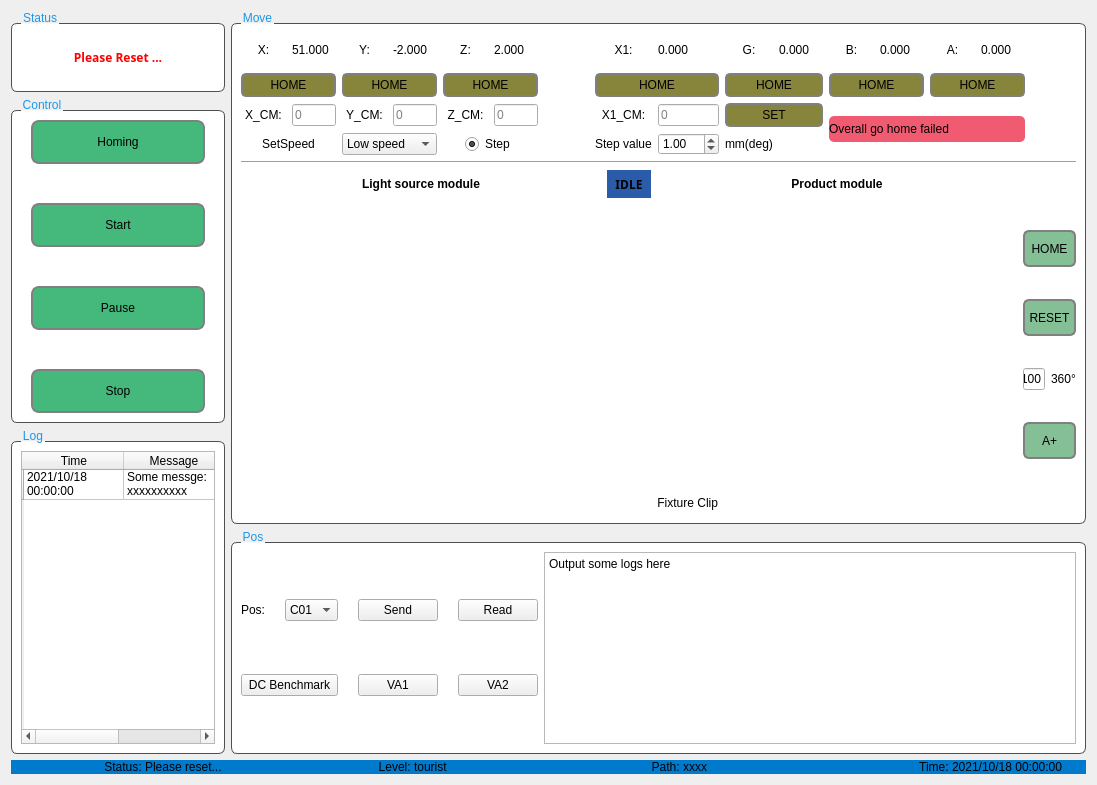
First picture: the form in NewProject_C01_C06/UI/MotorDialog.ui, repository TrellixVulnTeam/AutomatedTesting_AYLN, before the edit.
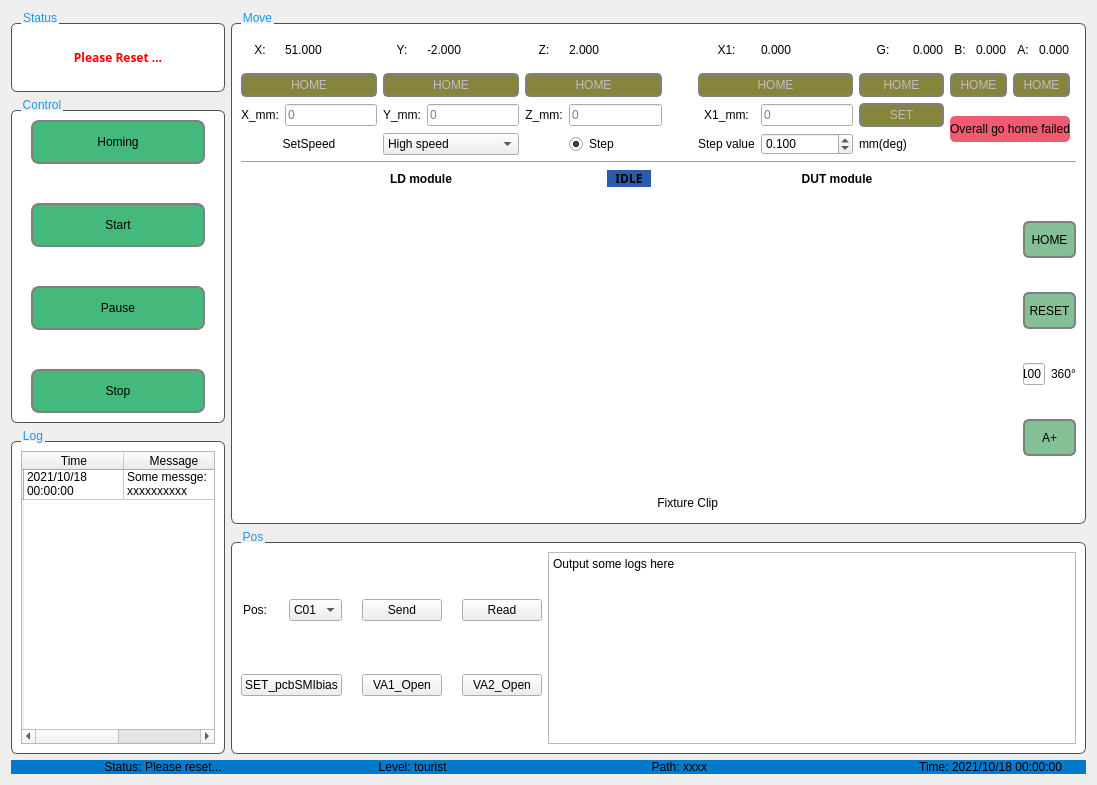
Second picture: the form after the edit. Icons and pictures are not drawn.

```diff
--- a/NewProject_C01_C06/UI/MotorDialog.ui
+++ b/NewProject_C01_C06/UI/MotorDialog.ui
@@ -347,7 +347,7 @@
               <item row="1" column="0" colspan="2">
                <widget class="QPushButton" name="DCBtn">
                 <property name="text">
-                 <string>DC Benchmark</string>
+                 <string>SET_pcbSMIbias</string>
                 </property>
                </widget>
               </item>
@@ -361,14 +361,14 @@
               <item row="1" column="2">
                <widget class="QPushButton" name="va1Btn">
                 <property name="text">
-                 <string>VA1</string>
+                 <string>VA1_Open</string>
                 </property>
                </widget>
               </item>
               <item row="1" column="3">
                <widget class="QPushButton" name="va2Btn">
                 <property name="text">
-                 <string>VA2</string>
+                 <string>VA2_Open</string>
                 </property>
                </widget>
               </item>
@@ -399,9 +399,55 @@
            <property name="title">
             <string>Move</string>
            </property>
-           <layout class="QGridLayout" name="gridLayout_7">
+           <layout class="QGridLayout" name="gridLayout_7" rowstretch="1">
             <item row="0" column="0">
-             <layout class="QGridLayout" name="gridLayout_6" rowstretch="1,1,1,1,0,10" columnstretch="1,1,1,1,1,1,1,1,1,1,1,1,1,1,1,1">
+             <layout class="QGridLayout" name="gridLayout_6" rowstretch="1,1,1,1,0,10" columnstretch="1,0,0,0,0,0,0,0,0,0,0,0,0,0,0,0">
+              <item row="3" column="8">
+               <widget class="QDoubleSpinBox" name="stepValueSpinBox">
+                <property name="decimals">
+                 <number>3</number>
+                </property>
+                <property name="minimum">
+                 <double>0.001000000000000</double>
+                </property>
+                <property name="maximum">
+                 <double>1.000000000000000</double>
+                </property>
+                <property name="singleStep">
+                 <double>0.100000000000000</double>
+                </property>
+                <property name="value">
+                 <double>0.100000000000000</double>
+                </property>
+               </widget>
+              </item>
+              <item row="3" column="7">
+               <widget class="QLabel" name="label_18">
+                <property name="text">
+                 <string>Step value</string>
+                </property>
+                <property name="alignment">
+                 <set>Qt::AlignCenter</set>
+                </property>
+               </widget>
+              </item>
+              <item row="3" column="0" colspan="2">
+               <widget class="QLabel" name="label_17">
+                <property name="text">
+                 <string>SetSpeed</string>
+                </property>
+                <property name="alignment">
+                 <set>Qt::AlignCenter</set>
+                </property>
+               </widget>
+              </item>
+              <item row="3" column="9">
+               <widget class="QLabel" name="label_19">
+                <property name="text">
+                 <string>mm(deg)</string>
+                </property>
+               </widget>
+              </item>
               <item row="3" column="4" colspan="2">
                <layout class="QHBoxLayout" name="horizontalLayout_5">
                 <item>
@@ -462,16 +508,6 @@
                 </property>
                </widget>
               </item>
-              <item row="0" column="5">
-               <widget class="QLabel" name="label_5">
-                <property name="text">
-                 <string>2.000</string>
-                </property>
-                <property name="alignment">
-                 <set>Qt::AlignLeading|Qt::AlignLeft|Qt::AlignVCenter</set>
-                </property>
-               </widget>
-              </item>
               <item row="0" column="9">
                <widget class="QLabel" name="label_7">
                 <property name="text">
@@ -492,6 +528,16 @@
                 </property>
                </widget>
               </item>
+              <item row="0" column="5">
+               <widget class="QLabel" name="label_5">
+                <property name="text">
+                 <string>2.000</string>
+                </property>
+                <property name="alignment">
+                 <set>Qt::AlignLeading|Qt::AlignLeft|Qt::AlignVCenter</set>
+                </property>
+               </widget>
+              </item>
               <item row="0" column="2">
                <widget class="QLabel" name="label_16">
                 <property name="text">
@@ -502,16 +548,6 @@
                 </property>
                </widget>
               </item>
-              <item row="0" column="12">
-               <widget class="QLabel" name="label_12">
-                <property name="text">
-                 <string>0.000</string>
-                </property>
-                <property name="alignment">
-                 <set>Qt::AlignLeading|Qt::AlignLeft|Qt::AlignVCenter</set>
-                </property>
-               </widget>
-              </item>
               <item row="0" column="11">
                <widget class="QLabel" name="label_9">
                 <property name="text">
@@ -522,6 +558,26 @@
                 </property>
                </widget>
               </item>
+              <item row="0" column="12">
+               <widget class="QLabel" name="label_12">
+                <property name="text">
+                 <string>0.000</string>
+                </property>
+                <property name="alignment">
+                 <set>Qt::AlignLeading|Qt::AlignLeft|Qt::AlignVCenter</set>
+                </property>
+               </widget>
+              </item>
+              <item row="0" column="13">
+               <widget class="QLabel" name="label_11">
+                <property name="text">
+                 <string>A:</string>
+                </property>
+                <property name="alignment">
+                 <set>Qt::AlignCenter</set>
+                </property>
+               </widget>
+              </item>
               <item row="0" column="10">
                <widget class="QLabel" name="label_8">
                 <property name="text">
@@ -532,6 +588,16 @@
                 </property>
                </widget>
               </item>
+              <item row="0" column="8">
+               <widget class="QLabel" name="label_6">
+                <property name="text">
+                 <string>0.000</string>
+                </property>
+                <property name="alignment">
+                 <set>Qt::AlignLeading|Qt::AlignLeft|Qt::AlignVCenter</set>
+                </property>
+               </widget>
+              </item>
               <item row="0" column="6">
                <spacer name="horizontalSpacer">
                 <property name="orientation">
@@ -545,26 +611,6 @@
                 </property>
                </spacer>
               </item>
-              <item row="0" column="8">
-               <widget class="QLabel" name="label_6">
-                <property name="text">
-                 <string>0.000</string>
-                </property>
-                <property name="alignment">
-                 <set>Qt::AlignLeading|Qt::AlignLeft|Qt::AlignVCenter</set>
-                </property>
-               </widget>
-              </item>
-              <item row="0" column="13">
-               <widget class="QLabel" name="label_11">
-                <property name="text">
-                 <string>A:</string>
-                </property>
-                <property name="alignment">
-                 <set>Qt::AlignCenter</set>
-                </property>
-               </widget>
-              </item>
               <item row="0" column="14">
                <widget class="QLabel" name="label_10">
                 <property name="text">
@@ -585,29 +631,6 @@
                 </property>
                </widget>
               </item>
-              <item row="1" column="4" colspan="2">
-               <widget class="QPushButton" name="zHomeBtn">
-                <property name="styleSheet">
-                 <string notr="true">QPushButton{
-	border:2px solid gray;
-	border-radius:5px;
-	height: 20px;
-	background-color:#87843b;
-}
-
-QPushButton:hover{
-    border: 2px solid black;
-}
-
-QPushButton:pressed{
-    background-color:#585eaa;
-}</string>
-                </property>
-                <property name="text">
-                 <string>HOME</string>
-                </property>
-               </widget>
-              </item>
               <item row="0" column="1">
                <widget class="QLabel" name="label_4">
                 <property name="text">
@@ -618,54 +641,11 @@
                 </property>
                </widget>
               </item>
-              <item row="1" column="2" colspan="2">
-               <widget class="QPushButton" name="yHomeBtn">
-                <property name="styleSheet">
-                 <string notr="true">QPushButton{
-	border:2px solid gray;
-	border-radius:5px;
-	height: 20px;
-	background-color:#87843b;
-}
-
-QPushButton:hover{
-    border: 2px solid black;
-}
-
-QPushButton:pressed{
-    background-color:#585eaa;
-}</string>
-                </property>
-                <property name="text">
-                 <string>HOME</string>
-                </property>
-               </widget>
-              </item>
-              <item row="1" column="7" colspan="2">
-               <widget class="QPushButton" name="x1HomeBtn">
-                <property name="styleSheet">
-                 <string notr="true">QPushButton{
-	border:2px solid gray;
-	border-radius:5px;
-	height: 20px;
-	background-color:#87843b;
-}
-
-QPushButton:hover{
-    border: 2px solid black;
-}
-
-QPushButton:pressed{
-    background-color:#585eaa;
-}</string>
-                </property>
-                <property name="text">
-                 <string>HOME</string>
-                </property>
-               </widget>
-              </item>
               <item row="3" column="2" colspan="2">
                <widget class="QComboBox" name="SpeedCombobox">
+                <property name="currentIndex">
+                 <number>1</number>
+                </property>
                 <item>
                  <property name="text">
                   <string>Low speed</string>
@@ -678,145 +658,10 @@
                 </item>
                </widget>
               </item>
-              <item row="1" column="11" colspan="2">
-               <widget class="QPushButton" name="bHomeBtn">
-                <property name="styleSheet">
-                 <string notr="true">QPushButton{
-	border:2px solid gray;
-	border-radius:5px;
-	height: 20px;
-	background-color:#87843b;
-}
-
-QPushButton:hover{
-    border: 2px solid black;
-}
-
-QPushButton:pressed{
-    background-color:#585eaa;
-}</string>
-                </property>
-                <property name="text">
-                 <string>HOME</string>
-                </property>
-               </widget>
-              </item>
-              <item row="3" column="8">
-               <widget class="QDoubleSpinBox" name="stepValueSpinBox">
-                <property name="minimum">
-                 <double>-10.000000000000000</double>
-                </property>
-                <property name="maximum">
-                 <double>10.000000000000000</double>
-                </property>
-                <property name="singleStep">
-                 <double>0.500000000000000</double>
-                </property>
-                <property name="value">
-                 <double>1.000000000000000</double>
-                </property>
-               </widget>
-              </item>
-              <item row="3" column="7">
-               <widget class="QLabel" name="label_18">
-                <property name="text">
-                 <string>Step value</string>
-                </property>
-                <property name="alignment">
-                 <set>Qt::AlignCenter</set>
-                </property>
-               </widget>
-              </item>
-              <item row="3" column="9">
-               <widget class="QLabel" name="label_19">
-                <property name="text">
-                 <string>mm(deg)</string>
-                </property>
-               </widget>
-              </item>
-              <item row="3" column="0" colspan="2">
-               <widget class="QLabel" name="label_17">
-                <property name="text">
-                 <string>SetSpeed</string>
-                </property>
-                <property name="alignment">
-                 <set>Qt::AlignCenter</set>
-                </property>
-               </widget>
-              </item>
-              <item row="1" column="9" colspan="2">
-               <widget class="QPushButton" name="gHomeBtn">
-                <property name="styleSheet">
-                 <string notr="true">QPushButton{
-	border:2px solid gray;
-	border-radius:5px;
-	height: 20px;
-	background-color:#87843b;
-}
-
-QPushButton:hover{
-    border: 2px solid black;
-}
-
-QPushButton:pressed{
-    background-color:#585eaa;
-}</string>
-                </property>
-                <property name="text">
-                 <string>HOME</string>
-                </property>
-               </widget>
-              </item>
-              <item row="1" column="13" colspan="2">
-               <widget class="QPushButton" name="aHomeBtn">
-                <property name="styleSheet">
-                 <string notr="true">QPushButton{
-	border:2px solid gray;
-	border-radius:5px;
-	height: 20px;
-	background-color:#87843b;
-}
-
-QPushButton:hover{
-    border: 2px solid black;
-}
-
-QPushButton:pressed{
-    background-color:#585eaa;
-}</string>
-                </property>
-                <property name="text">
-                 <string>HOME</string>
-                </property>
-               </widget>
-              </item>
-              <item row="1" column="0" colspan="2">
-               <widget class="QPushButton" name="xHomeBtn">
-                <property name="styleSheet">
-                 <string notr="true">QPushButton{
-	border:2px solid gray;
-	border-radius:5px;
-	height: 20px;
-	background-color:#87843b;
-}
-
-QPushButton:hover{
-    border: 2px solid black;
-}
-
-QPushButton:pressed{
-    background-color:#585eaa;
-}</string>
-                </property>
-                <property name="text">
-                 <string>HOME</string>
-                </property>
-               </widget>
-              </item>
               <item row="5" column="0" colspan="16">
                <layout class="QGridLayout" name="gridLayout_9" rowstretch="1" columnstretch="1,0,0,0,0,0,0,0,0,0">
                 <item row="0" column="0" colspan="10">
-                 <layout class="QGridLayout" name="gridLayout_10" rowstretch="1,10,0,0,0,0,1" columnstretch="8,1,8,1">
+                 <layout class="QGridLayout" name="gridLayout_10" rowstretch="0,0,0,0,0,0,0" columnstretch="8,1,8,1">
                   <item row="0" column="2">
                    <widget class="QLabel" name="label_23">
                     <property name="font">
@@ -826,7 +671,7 @@
                      </font>
                     </property>
                     <property name="text">
-                     <string>Product module</string>
+                     <string>DUT module</string>
                     </property>
                     <property name="alignment">
                      <set>Qt::AlignCenter</set>
@@ -999,7 +844,7 @@
                      </font>
                     </property>
                     <property name="text">
-                     <string>Light source module</string>
+                     <string>LD module</string>
                     </property>
                     <property name="alignment">
                      <set>Qt::AlignCenter</set>
@@ -1007,10 +852,18 @@
                    </widget>
                   </item>
                   <item row="1" column="0">
-                   <layout class="QGridLayout" name="lightSourceLay"/>
+                   <layout class="QGridLayout" name="lightSourceLay">
+                    <property name="sizeConstraint">
+                     <enum>QLayout::SetMaximumSize</enum>
+                    </property>
+                   </layout>
                   </item>
                   <item row="1" column="2">
-                   <layout class="QGridLayout" name="productLay"/>
+                   <layout class="QGridLayout" name="productLay">
+                    <property name="sizeConstraint">
+                     <enum>QLayout::SetMaximumSize</enum>
+                    </property>
+                   </layout>
                   </item>
                   <item row="1" column="1">
                    <spacer name="verticalSpacer">
@@ -1029,6 +882,16 @@
                 </item>
                </layout>
               </item>
+              <item row="2" column="4">
+               <widget class="QLabel" name="label_22">
+                <property name="text">
+                 <string>Z_mm:</string>
+                </property>
+                <property name="alignment">
+                 <set>Qt::AlignCenter</set>
+                </property>
+               </widget>
+              </item>
               <item row="4" column="0" colspan="16">
                <widget class="Line" name="line">
                 <property name="orientation">
@@ -1036,40 +899,37 @@
                 </property>
                </widget>
               </item>
-              <item row="2" column="0">
-               <widget class="QLabel" name="label">
-                <property name="text">
-                 <string>X_CM:</string>
-                </property>
-                <property name="alignment">
-                 <set>Qt::AlignCenter</set>
-                </property>
-               </widget>
-              </item>
               <item row="2" column="2">
                <widget class="QLabel" name="label_20">
                 <property name="text">
-                 <string>Y_CM:</string>
+                 <string>Y_mm:</string>
                 </property>
                 <property name="alignment">
                  <set>Qt::AlignCenter</set>
                 </property>
                </widget>
               </item>
-              <item row="2" column="4">
-               <widget class="QLabel" name="label_22">
+              <item row="2" column="0">
+               <widget class="QLabel" name="label">
                 <property name="text">
-                 <string>Z_CM:</string>
+                 <string>X_mm:</string>
                 </property>
                 <property name="alignment">
                  <set>Qt::AlignCenter</set>
                 </property>
                </widget>
               </item>
+              <item row="2" column="3">
+               <widget class="QLineEdit" name="y_CMLineEdit">
+                <property name="placeholderText">
+                 <string>0</string>
+                </property>
+               </widget>
+              </item>
               <item row="2" column="7">
                <widget class="QLabel" name="label_33">
                 <property name="text">
-                 <string>X1_CM:</string>
+                 <string>X1_mm:</string>
                 </property>
                 <property name="alignment">
                  <set>Qt::AlignCenter</set>
@@ -1083,13 +943,6 @@
                 </property>
                </widget>
               </item>
-              <item row="2" column="3">
-               <widget class="QLineEdit" name="y_CMLineEdit">
-                <property name="placeholderText">
-                 <string>0</string>
-                </property>
-               </widget>
-              </item>
               <item row="2" column="5">
                <widget class="QLineEdit" name="z_CMLineEdit">
                 <property name="placeholderText">
@@ -1097,15 +950,11 @@
                 </property>
                </widget>
               </item>
-              <item row="2" column="8">
-               <widget class="QLineEdit" name="x1_CMLineEdit">
-                <property name="placeholderText">
-                 <string>0</string>
-                </property>
-               </widget>
-              </item>
               <item row="2" column="9" colspan="2">
                <widget class="QPushButton" name="setCMBtn">
+                <property name="enabled">
+                 <bool>false</bool>
+                </property>
                 <property name="toolTip">
                  <string>&lt;html&gt;&lt;head/&gt;&lt;body&gt;&lt;p&gt;&lt;span style=&quot; font-family:'Arial,Microsoft YaHei,微软雅黑,宋体,Malgun Gothic,Meiryo,sans-serif'; color:#000000; background-color:#ffffff;&quot;&gt;You can set the lower limit bits of X, Y, Z, and X1&lt;/span&gt;&lt;/p&gt;&lt;/body&gt;&lt;/html&gt;</string>
                 </property>
@@ -1133,6 +982,13 @@
                 </property>
                </widget>
               </item>
+              <item row="2" column="8">
+               <widget class="QLineEdit" name="x1_CMLineEdit">
+                <property name="placeholderText">
+                 <string>0</string>
+                </property>
+               </widget>
+              </item>
               <item row="2" column="11" rowspan="2" colspan="4">
                <layout class="QVBoxLayout" name="verticalLayout_3">
                 <property name="topMargin">
@@ -1156,6 +1012,188 @@
                 </item>
                </layout>
               </item>
+              <item row="1" column="13" colspan="2">
+               <widget class="QPushButton" name="aHomeBtn">
+                <property name="enabled">
+                 <bool>false</bool>
+                </property>
+                <property name="styleSheet">
+                 <string notr="true">QPushButton{
+	border:2px solid gray;
+	border-radius:5px;
+	height: 20px;
+	background-color:#87843b;
+}
+
+QPushButton:hover{
+    border: 2px solid black;
+}
+
+QPushButton:pressed{
+    background-color:#585eaa;
+}</string>
+                </property>
+                <property name="text">
+                 <string>HOME</string>
+                </property>
+               </widget>
+              </item>
+              <item row="1" column="11" colspan="2">
+               <widget class="QPushButton" name="bHomeBtn">
+                <property name="enabled">
+                 <bool>false</bool>
+                </property>
+                <property name="styleSheet">
+                 <string notr="true">QPushButton{
+	border:2px solid gray;
+	border-radius:5px;
+	height: 20px;
+	background-color:#87843b;
+}
+
+QPushButton:hover{
+    border: 2px solid black;
+}
+
+QPushButton:pressed{
+    background-color:#585eaa;
+}</string>
+                </property>
+                <property name="text">
+                 <string>HOME</string>
+                </property>
+               </widget>
+              </item>
+              <item row="1" column="9" colspan="2">
+               <widget class="QPushButton" name="gHomeBtn">
+                <property name="enabled">
+                 <bool>false</bool>
+                </property>
+                <property name="styleSheet">
+                 <string notr="true">QPushButton{
+	border:2px solid gray;
+	border-radius:5px;
+	height: 20px;
+	background-color:#87843b;
+}
+
+QPushButton:hover{
+    border: 2px solid black;
+}
+
+QPushButton:pressed{
+    background-color:#585eaa;
+}</string>
+                </property>
+                <property name="text">
+                 <string>HOME</string>
+                </property>
+               </widget>
+              </item>
+              <item row="1" column="7" colspan="2">
+               <widget class="QPushButton" name="x1HomeBtn">
+                <property name="enabled">
+                 <bool>false</bool>
+                </property>
+                <property name="styleSheet">
+                 <string notr="true">QPushButton{
+	border:2px solid gray;
+	border-radius:5px;
+	height: 20px;
+	background-color:#87843b;
+}
+
+QPushButton:hover{
+    border: 2px solid black;
+}
+
+QPushButton:pressed{
+    background-color:#585eaa;
+}</string>
+                </property>
+                <property name="text">
+                 <string>HOME</string>
+                </property>
+               </widget>
+              </item>
+              <item row="1" column="4" colspan="2">
+               <widget class="QPushButton" name="zHomeBtn">
+                <property name="enabled">
+                 <bool>false</bool>
+                </property>
+                <property name="styleSheet">
+                 <string notr="true">QPushButton{
+	border:2px solid gray;
+	border-radius:5px;
+	height: 20px;
+	background-color:#87843b;
+}
+
+QPushButton:hover{
+    border: 2px solid black;
+}
+
+QPushButton:pressed{
+    background-color:#585eaa;
+}</string>
+                </property>
+                <property name="text">
+                 <string>HOME</string>
+                </property>
+               </widget>
+              </item>
+              <item row="1" column="2" colspan="2">
+               <widget class="QPushButton" name="yHomeBtn">
+                <property name="enabled">
+                 <bool>false</bool>
+                </property>
+                <property name="styleSheet">
+                 <string notr="true">QPushButton{
+	border:2px solid gray;
+	border-radius:5px;
+	height: 20px;
+	background-color:#87843b;
+}
+
+QPushButton:hover{
+    border: 2px solid black;
+}
+
+QPushButton:pressed{
+    background-color:#585eaa;
+}</string>
+                </property>
+                <property name="text">
+                 <string>HOME</string>
+                </property>
+               </widget>
+              </item>
+              <item row="1" column="0" colspan="2">
+               <widget class="QPushButton" name="xHomeBtn">
+                <property name="enabled">
+                 <bool>false</bool>
+                </property>
+                <property name="styleSheet">
+                 <string notr="true">QPushButton{
+	border:2px solid gray;
+	border-radius:5px;
+	height: 20px;
+	background-color:#87843b;
+}
+
+QPushButton:hover{
+    border: 2px solid black;
+}
+
+QPushButton:pressed{
+    background-color:#585eaa;
+}</string>
+                </property>
+                <property name="text">
+                 <string>HOME</string>
+                </property>
+               </widget>
+              </item>
              </layout>
             </item>
            </layout>
```
